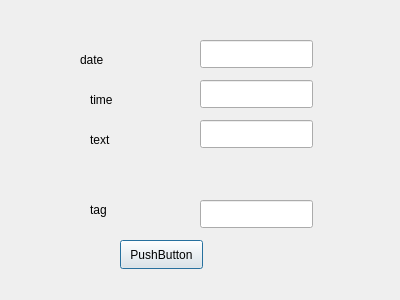
Before: the Qt Designer form enternotewindow.ui in AlekcKot45/my, drawn with Qt 5.
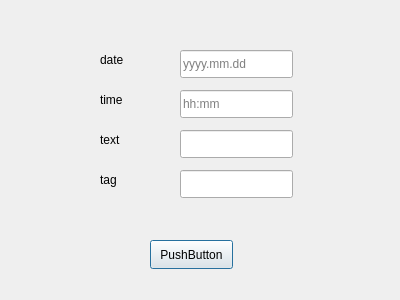
After: the same form once the commit is applied.

Patch:
```diff
--- a/enternotewindow.ui
+++ b/enternotewindow.ui
@@ -16,8 +16,8 @@
   <widget class="QLineEdit" name="tag">
    <property name="geometry">
     <rect>
-     <x>200</x>
-     <y>200</y>
+     <x>180</x>
+     <y>170</y>
      <width>113</width>
      <height>28</height>
     </rect>
@@ -26,7 +26,7 @@
   <widget class="QLabel" name="label_4">
    <property name="geometry">
     <rect>
-     <x>80</x>
+     <x>100</x>
      <y>50</y>
      <width>63</width>
      <height>20</height>
@@ -39,7 +39,7 @@
   <widget class="QLabel" name="label_7">
    <property name="geometry">
     <rect>
-     <x>90</x>
+     <x>100</x>
      <y>130</y>
      <width>63</width>
      <height>20</height>
@@ -52,17 +52,20 @@
   <widget class="QLineEdit" name="time">
    <property name="geometry">
     <rect>
-     <x>200</x>
-     <y>80</y>
+     <x>180</x>
+     <y>90</y>
      <width>113</width>
      <height>28</height>
     </rect>
    </property>
+   <property name="placeholderText">
+    <string>hh:mm</string>
+   </property>
   </widget>
   <widget class="QPushButton" name="enterData_2">
    <property name="geometry">
     <rect>
-     <x>120</x>
+     <x>150</x>
      <y>240</y>
      <width>83</width>
      <height>29</height>
@@ -75,18 +78,21 @@
   <widget class="QLineEdit" name="date">
    <property name="geometry">
     <rect>
-     <x>200</x>
-     <y>40</y>
+     <x>180</x>
+     <y>50</y>
      <width>113</width>
      <height>28</height>
     </rect>
    </property>
+   <property name="placeholderText">
+    <string>yyyy.mm.dd</string>
+   </property>
   </widget>
   <widget class="QLabel" name="label_6">
    <property name="geometry">
     <rect>
-     <x>90</x>
-     <y>200</y>
+     <x>100</x>
+     <y>170</y>
      <width>63</width>
      <height>20</height>
     </rect>
@@ -98,8 +104,8 @@
   <widget class="QLineEdit" name="text">
    <property name="geometry">
     <rect>
-     <x>200</x>
-     <y>120</y>
+     <x>180</x>
+     <y>130</y>
      <width>113</width>
      <height>28</height>
     </rect>
@@ -108,7 +114,7 @@
   <widget class="QLabel" name="label_8">
    <property name="geometry">
     <rect>
-     <x>90</x>
+     <x>100</x>
      <y>90</y>
      <width>63</width>
      <height>20</height>
```
